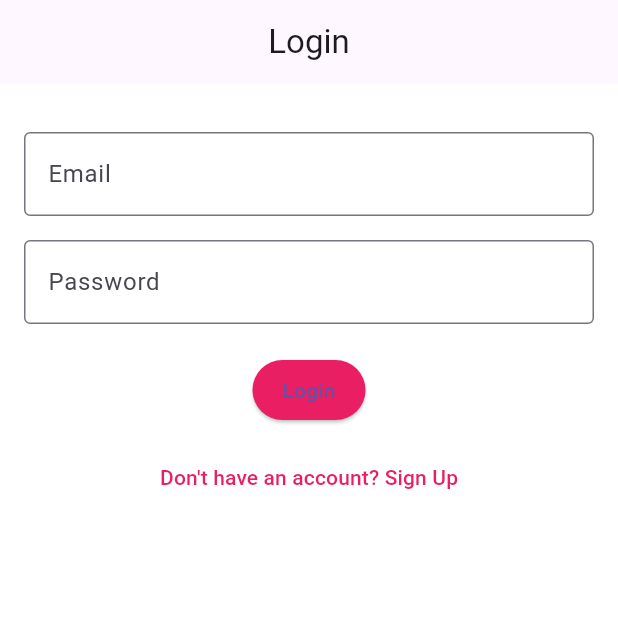
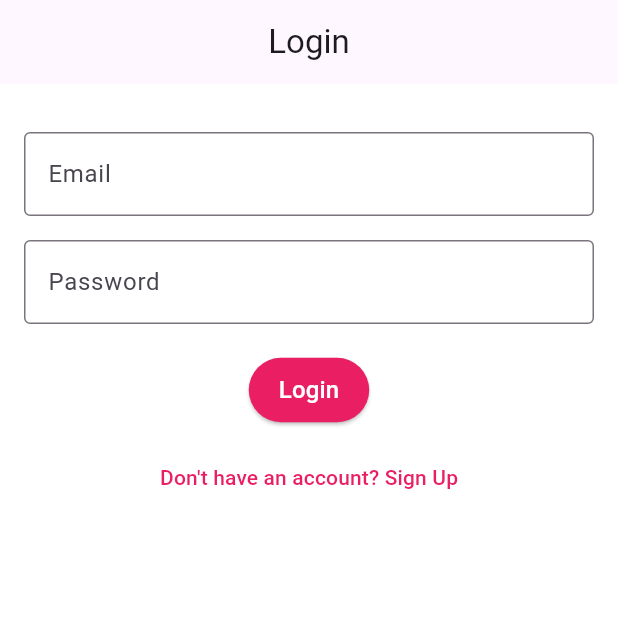
Before and after one commit to Stive1213/dating_app_v1, a Flutter app: the screen it shows after launch, on a phone screen of 412 x 824 dp, the top half of it. Run offline on Flutter 3.47's test engine with Material 3 defaults, Android fonts, the phone set to English and light mode, and no system bars; our stand-ins replace image_picker, shared_preferences; accounts and stored records are empty.

Commit message:
Refactor and enhance dating app: - Update MyApp and LoginScreen to use const constructors. - Implement ProfileSetupScreen for user profile setup with image upload. - Add saveProfile method in ApiService for profile data submission. - Introduce User model in AuthProvider for better user management. - Clean up unnecessary code and dependencies in pubspec.yaml. - Remove UrlLauncher plugin references from generated files.

```diff
--- a/client/lib/main.dart
+++ b/client/lib/main.dart
@@ -9,12 +9,14 @@ void main() {
       providers: [
         ChangeNotifierProvider(create: (_) => AuthProvider()),
       ],
-      child: MyApp(),
+      child: const MyApp(),
     ),
   );
 }
 
 class MyApp extends StatelessWidget {
+  const MyApp({super.key});
+
   @override
   Widget build(BuildContext context) {
     return MaterialApp(
@@ -23,7 +25,7 @@ class MyApp extends StatelessWidget {
         primarySwatch: Colors.pink,
         scaffoldBackgroundColor: Colors.white,
       ),
-      home: LoginScreen(),
+      home: const LoginScreen(),
     );
   }
 }
--- a/client/lib/screens/login_screen.dart
+++ b/client/lib/screens/login_screen.dart
@@ -2,8 +2,12 @@ import 'package:flutter/material.dart';
 import 'package:provider/provider.dart';
 import '../services/auth_provider.dart';
 import '../widgets/custom_button.dart';
+import 'profile_setup_screen.dart';
+import 'home_screen.dart';
 
 class LoginScreen extends StatefulWidget {
+  const LoginScreen({super.key});
+
   @override
   _LoginScreenState createState() => _LoginScreenState();
 }
@@ -42,7 +46,12 @@ class _LoginScreenState extends State<LoginScreen> {
       }
       Navigator.pushReplacement(
         context,
-        MaterialPageRoute(builder: (_) => HomeScreen()),
+        MaterialPageRoute(
+          builder: (_) => ProfileSetupScreen(
+            name: authProvider.user!.name,
+            token: authProvider.token!,
+          ),
+        ),
       );
     } catch (e) {
       setState(() {
@@ -61,7 +70,7 @@ class _LoginScreenState extends State<LoginScreen> {
         centerTitle: true,
       ),
       body: Padding(
-        padding: EdgeInsets.all(16.0),
+        padding: const EdgeInsets.all(16.0),
         child: Form(
           key: _formKey,
           child: SingleChildScrollView(
@@ -70,15 +79,15 @@ class _LoginScreenState extends State<LoginScreen> {
               children: [
                 if (_errorMessage != null)
                   Padding(
-                    padding: EdgeInsets.only(bottom: 16.0),
+                    padding: const EdgeInsets.only(bottom: 16.0),
                     child: Text(
                       _errorMessage!,
-                      style: TextStyle(color: Colors.red),
+                      style: const TextStyle(color: Colors.red),
                     ),
                   ),
                 if (!_isLogin)
                   TextFormField(
-                    decoration: InputDecoration(
+                    decoration: const InputDecoration(
                       labelText: 'Name',
                       border: OutlineInputBorder(),
                     ),
@@ -90,9 +99,9 @@ class _LoginScreenState extends State<LoginScreen> {
                     },
                     onSaved: (value) => _name = value!,
                   ),
-                SizedBox(height: 16.0),
+                const SizedBox(height: 16.0),
                 TextFormField(
-                  decoration: InputDecoration(
+                  decoration: const InputDecoration(
                     labelText: 'Email',
                     border: OutlineInputBorder(),
                   ),
@@ -108,9 +117,9 @@ class _LoginScreenState extends State<LoginScreen> {
                   },
                   onSaved: (value) => _email = value!,
                 ),
-                SizedBox(height: 16.0),
+                const SizedBox(height: 16.0),
                 TextFormField(
-                  decoration: InputDecoration(
+                  decoration: const InputDecoration(
                     labelText: 'Password',
                     border: OutlineInputBorder(),
                   ),
@@ -126,21 +135,21 @@ class _LoginScreenState extends State<LoginScreen> {
                   },
                   onSaved: (value) => _password = value!,
                 ),
-                SizedBox(height: 20.0),
+                const SizedBox(height: 20.0),
                 _isLoading
-                    ? CircularProgressIndicator()
+                    ? const CircularProgressIndicator()
                     : CustomButton(
                         text: _isLogin ? 'Login' : 'Sign Up',
                         onPressed: _submit,
                       ),
-                SizedBox(height: 10.0),
+                const SizedBox(height: 10.0),
                 TextButton(
                   onPressed: _toggleMode,
                   child: Text(
                     _isLogin
                         ? 'Don\'t have an account? Sign Up'
                         : 'Already have an account? Login',
-                    style: TextStyle(color: Colors.pink),
+                    style: const TextStyle(color: Colors.pink),
                   ),
                 ),
               ],
@@ -151,13 +160,3 @@ class _LoginScreenState extends State<LoginScreen> {
     );
   }
 }
-
-class HomeScreen extends StatelessWidget {
-  @override
-  Widget build(BuildContext context) {
-    return Scaffold(
-      appBar: AppBar(title: Text('Home')),
-      body: Center(child: Text('Welcome to the Dating App!')),
-    );
-  }
-}
--- a/client/lib/services/auth_provider.dart
+++ b/client/lib/services/auth_provider.dart
@@ -1,7 +1,22 @@
 import 'package:flutter/material.dart';
 import 'package:shared_preferences/shared_preferences.dart';
-import '../models/user.dart';
 import 'api_service.dart';
+
+class User {
+  final int id;
+  final String email;
+  final String name;
+
+  User({required this.id, required this.email, required this.name});
+
+  factory User.fromJson(Map<String, dynamic> json) {
+    return User(
+      id: json['id'],
+      email: json['email'],
+      name: json['name'],
+    );
+  }
+}
 
 class AuthProvider with ChangeNotifier {
   User? _user;
@@ -11,35 +26,42 @@ class AuthProvider with ChangeNotifier {
   String? get token => _token;
 
   Future<void> signup(String email, String password, String name) async {
-    final prefs = await SharedPreferences.getInstance();
     final response = await ApiService().signup(email, password, name);
     _user = User.fromJson(response['user']);
     _token = response['token'];
+    final prefs = await SharedPreferences.getInstance();
     await prefs.setString('token', _token!);
+    await prefs.setString('userId', _user!.id.toString());
     notifyListeners();
   }
 
   Future<void> login(String email, String password) async {
-    final prefs = await SharedPreferences.getInstance();
     final response = await ApiService().login(email, password);
     _user = User.fromJson(response['user']);
     _token = response['token'];
+    final prefs = await SharedPreferences.getInstance();
     await prefs.setString('token', _token!);
+    await prefs.setString('userId', _user!.id.toString());
     notifyListeners();
   }
 
   Future<void> logout() async {
-    final prefs = await SharedPreferences.getInstance();
     _user = null;
     _token = null;
+    final prefs = await SharedPreferences.getInstance();
     await prefs.remove('token');
+    await prefs.remove('userId');
     notifyListeners();
   }
 
   Future<bool> tryAutoLogin() async {
     final prefs = await SharedPreferences.getInstance();
     if (!prefs.containsKey('token')) return false;
+
     _token = prefs.getString('token');
+    final userId = prefs.getString('userId');
+    // In a real app, you'd fetch user data from the server using the token
+    _user = User(id: int.parse(userId!), email: '', name: '');
     notifyListeners();
     return true;
   }
--- a/client/lib/widgets/custom_button.dart
+++ b/client/lib/widgets/custom_button.dart
@@ -10,11 +10,14 @@ class CustomButton extends StatelessWidget {
   Widget build(BuildContext context) {
     return ElevatedButton(
       onPressed: onPressed,
-      child: Text(text),
       style: ElevatedButton.styleFrom(
         backgroundColor: Colors.pink,
         padding: const EdgeInsets.symmetric(horizontal: 20, vertical: 10),
       ),
+      child: Text(
+        text,
+        style: const TextStyle(fontSize: 16, color: Colors.white),
+      ),
     );
   }
 }
```
Also changed, not shown: client/lib/screens/home_screen.dart (added, +13 -0 lines), client/lib/screens/profile_setup_screen.dart (added, +283 -0 lines), client/lib/services/api_service.dart (+31 -0 lines), client/pubspec.yaml (+5 -47 lines), client/pubspec.lock, 5 other files.
